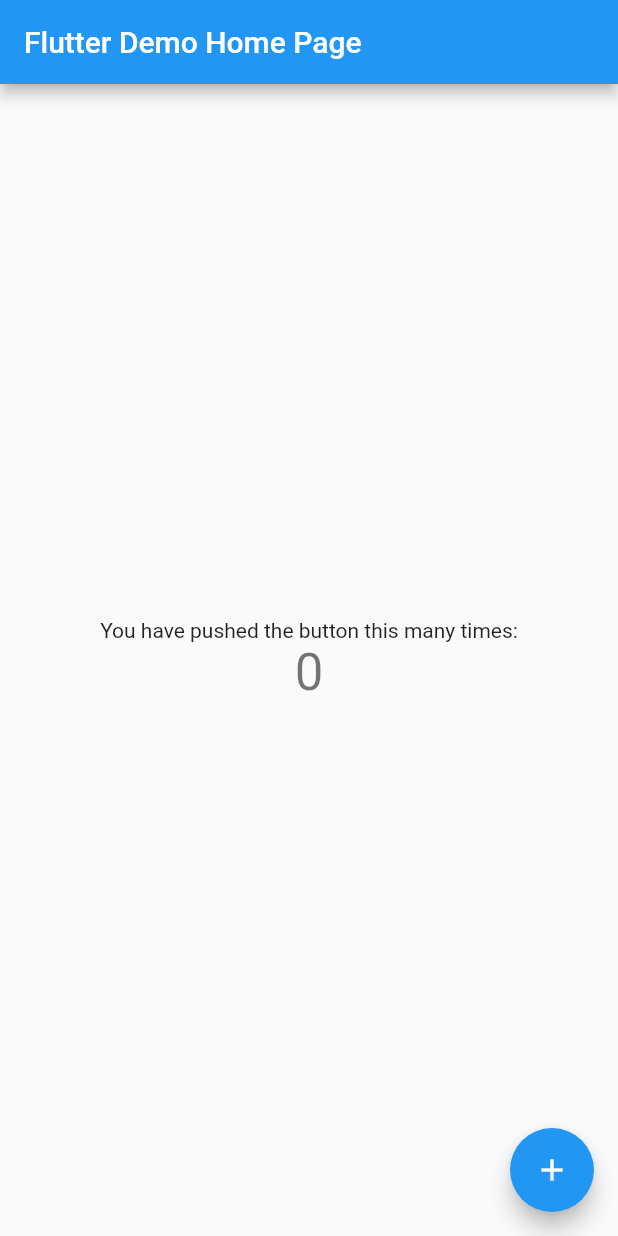
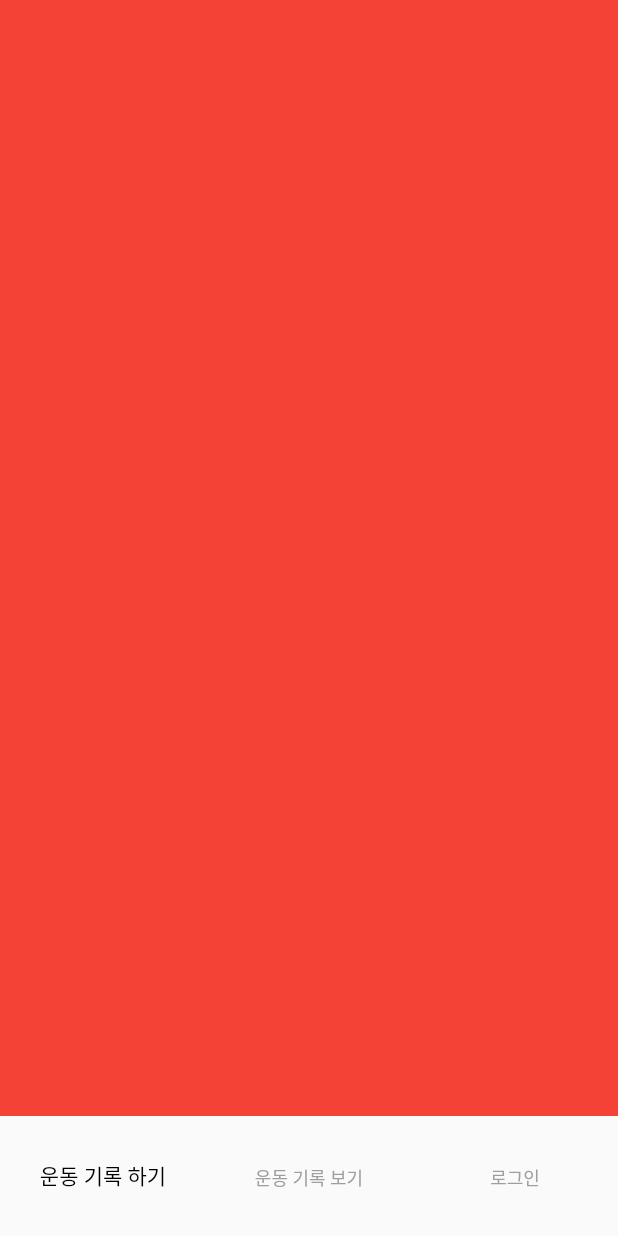
Before and after one commit to AnChiyoung/fittrix_coding_test, a Flutter app: the screen it shows after launch, on a phone screen of 412 x 824 dp. Run offline on Flutter 3.47's test engine with Material 2 defaults, Android fonts, the light colour scheme and no system bars.

Commit message:
folder & file regedit

```diff
--- a/lib/main.dart
+++ b/lib/main.dart
@@ -1,3 +1,4 @@
+import 'package:fittrix_coding_test/screens/home_screen.dart';
 import 'package:flutter/material.dart';
 
 void main() {
@@ -11,7 +12,7 @@
   @override
   Widget build(BuildContext context) {
     return MaterialApp(
-      title: 'Flutter Demo',
+      title: 'fittrix coding test',
       theme: ThemeData(
         // This is the theme of your application.
         //
@@ -24,92 +25,7 @@
         // is not restarted.
         primarySwatch: Colors.blue,
       ),
-      home: const MyHomePage(title: 'Flutter Demo Home Page'),
+      home: HomeScreen(),
     );
   }
 }
-
-class MyHomePage extends StatefulWidget {
-  const MyHomePage({super.key, required this.title});
-
-  // This widget is the home page of your application. It is stateful, meaning
-  // that it has a State object (defined below) that contains fields that affect
-  // how it looks.
-
-  // This class is the configuration for the state. It holds the values (in this
-  // case the title) provided by the parent (in this case the App widget) and
-  // used by the build method of the State. Fields in a Widget subclass are
-  // always marked "final".
-
-  final String title;
-
-  @override
-  State<MyHomePage> createState() => _MyHomePageState();
-}
-
-class _MyHomePageState extends State<MyHomePage> {
-  int _counter = 0;
-
-  void _incrementCounter() {
-    setState(() {
-      // This call to setState tells the Flutter framework that something has
-      // changed in this State, which causes it to rerun the build method below
-      // so that the display can reflect the updated values. If we changed
-      // _counter without calling setState(), then the build method would not be
-      // called again, and so nothing would appear to happen.
-      _counter++;
-    });
-  }
-
-  @override
-  Widget build(BuildContext context) {
-    // This method is rerun every time setState is called, for instance as done
-    // by the _incrementCounter method above.
-    //
-    // The Flutter framework has been optimized to make rerunning build methods
-    // fast, so that you can just rebuild anything that needs updating rather
-    // than having to individually change instances of widgets.
-    return Scaffold(
-      appBar: AppBar(
-        // Here we take the value from the MyHomePage object that was created by
-        // the App.build method, and use it to set our appbar title.
-        title: Text(widget.title),
-      ),
-      body: Center(
-        // Center is a layout widget. It takes a single child and positions it
-        // in the middle of the parent.
-        child: Column(
-          // Column is also a layout widget. It takes a list of children and
-          // arranges them vertically. By default, it sizes itself to fit its
-          // children horizontally, and tries to be as tall as its parent.
-          //
-          // Invoke "debug painting" (press "p" in the console, choose the
-          // "Toggle Debug Paint" action from the Flutter Inspector in Android
-          // Studio, or the "Toggle Debug Paint" command in Visual Studio Code)
-          // to see the wireframe for each widget.
-          //
-          // Column has various properties to control how it sizes itself and
-          // how it positions its children. Here we use mainAxisAlignment to
-          // center the children vertically; the main axis here is the vertical
-          // axis because Columns are vertical (the cross axis would be
-          // horizontal).
-          mainAxisAlignment: MainAxisAlignment.center,
-          children: <Widget>[
-            const Text(
-              'You have pushed the button this many times:',
-            ),
-            Text(
-              '$_counter',
-              style: Theme.of(context).textTheme.headlineMedium,
-            ),
-          ],
-        ),
-      ),
-      floatingActionButton: FloatingActionButton(
-        onPressed: _incrementCounter,
-        tooltip: 'Increment',
-        child: const Icon(Icons.add),
-      ), // This trailing comma makes auto-formatting nicer for build methods.
-    );
-  }
-}
--- /dev/null
+++ b/lib/screens/exercise_history_screen.dart
@@ -0,0 +1,15 @@
+import 'package:flutter/material.dart';
+
+class ExerciseHistoryScreen extends StatefulWidget {
+  const ExerciseHistoryScreen({super.key});
+
+  @override
+  State<ExerciseHistoryScreen> createState() => _ExerciseHistoryScreenState();
+}
+
+class _ExerciseHistoryScreenState extends State<ExerciseHistoryScreen> {
+  @override
+  Widget build(BuildContext context) {
+    return Container(color: Colors.red);
+  }
+}
--- /dev/null
+++ b/lib/screens/exercise_record_screen.dart
@@ -0,0 +1,15 @@
+import 'package:flutter/material.dart';
+
+class ExerciseRecordScreen extends StatefulWidget {
+  const ExerciseRecordScreen({super.key});
+
+  @override
+  State<ExerciseRecordScreen> createState() => _ExerciseRecordScreenState();
+}
+
+class _ExerciseRecordScreenState extends State<ExerciseRecordScreen> {
+  @override
+  Widget build(BuildContext context) {
+    return Container(color: Colors.red);
+  }
+}
--- /dev/null
+++ b/lib/screens/home_screen.dart
@@ -0,0 +1,31 @@
+import 'package:fittrix_coding_test/views/home_view.dart';
+import 'package:flutter/material.dart';
+
+class HomeScreen extends StatefulWidget {
+  const HomeScreen({super.key});
+
+  @override
+  State<HomeScreen> createState() => _HomeScreenState();
+}
+
+class _HomeScreenState extends State<HomeScreen> {
+
+  int pageIndex = 0;
+
+  void movePage(int index) {
+    setState(() {
+      pageIndex = index;
+    });
+  }
+
+  @override
+  Widget build(BuildContext context) {
+    return Scaffold(
+      body: SafeArea(
+        bottom: false,
+        child: MovePageList().pageList.elementAt(pageIndex),
+      ),
+      bottomNavigationBar: BottomMenu(selectPageCallback: movePage),
+    );
+  }
+}
--- /dev/null
+++ b/lib/screens/login_screen.dart
@@ -0,0 +1,15 @@
+import 'package:flutter/material.dart';
+
+class LoginScreen extends StatefulWidget {
+  const LoginScreen({super.key});
+
+  @override
+  State<LoginScreen> createState() => _LoginScreenState();
+}
+
+class _LoginScreenState extends State<LoginScreen> {
+  @override
+  Widget build(BuildContext context) {
+    return Container(color: Colors.red);
+  }
+}
--- /dev/null
+++ b/lib/views/home_view.dart
@@ -0,0 +1,58 @@
+import 'package:fittrix_coding_test/screens/exercise_history_screen.dart';
+import 'package:fittrix_coding_test/screens/exercise_record_screen.dart';
+import 'package:fittrix_coding_test/screens/login_screen.dart';
+import 'package:flutter/material.dart';
+
+class MovePageList {
+  List<Widget> pageList = [
+    ExerciseRecordScreen(),
+    ExerciseHistoryScreen(),
+    LoginScreen(),
+  ];
+}
+
+class BottomMenu extends StatefulWidget {
+  Function selectPageCallback;
+  BottomMenu({super.key, required this.selectPageCallback});
+
+  @override
+  State<BottomMenu> createState() => _BottomMenuState();
+}
+
+class _BottomMenuState extends State<BottomMenu> {
+
+  late int pageIndex;
+
+  @override
+  void initState() {
+    pageIndex = 0;
+    super.initState();
+  }
+
+  @override
+  Widget build(BuildContext context) {
+    return SizedBox(
+      height: 80,
+      child: BottomNavigationBar(
+        elevation: 0.0,
+        items: bottomNavigationMenu,
+        currentIndex: pageIndex,
+        selectedItemColor: Colors.black,
+        unselectedItemColor: Colors.grey,
+        type: BottomNavigationBarType.fixed,
+        showSelectedLabels: true,
+        showUnselectedLabels: true,
+        onTap: (index) {
+          widget.selectPageCallback(index);
+          pageIndex = index;
+        },
+      ),
+    );
+  }
+
+  List<BottomNavigationBarItem> bottomNavigationMenu = [
+    const BottomNavigationBarItem(icon: SizedBox.shrink(), label: '운동 기록 하기'),
+    const BottomNavigationBarItem(icon: SizedBox.shrink(), label: '운동 기록 보기'),
+    const BottomNavigationBarItem(icon: SizedBox.shrink(), label: '로그인'),
+  ];
+}
```
Also changed, not shown: lib/views/exercise_history_view.dart (added), lib/views/exercise_record_view.dart (added), lib/views/login_view.dart (added), pubspec.lock, 2 other files.
